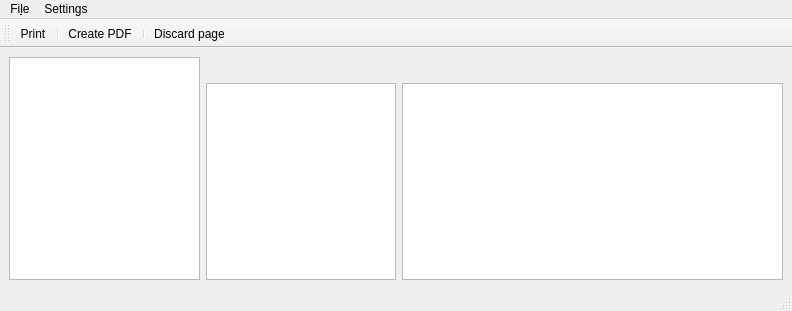
Old version of the form mtg_proxy_printer/resources/ui/main_window.ui in the repository luziferius/MTGProxyPrinter.
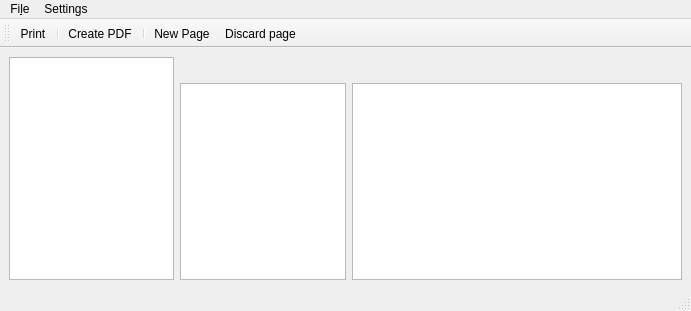
New version of the form. Icons and pictures are not drawn. Custom widgets are drawn as their Qt base class.

Commit message:
Main window: Added new action "add page" that creates a new document page.
FossilOrigin-Name: ab824d543c4a7b4ec2f774090d90e208019eadeb707838f6eb8d53b38728cbbb

Patch:
```diff
--- a/mtg_proxy_printer/resources/ui/main_window.ui
+++ b/mtg_proxy_printer/resources/ui/main_window.ui
@@ -6,7 +6,7 @@
    <rect>
     <x>0</x>
     <y>0</y>
-    <width>792</width>
+    <width>691</width>
     <height>311</height>
    </rect>
   </property>
@@ -74,7 +74,7 @@
     <rect>
      <x>0</x>
      <y>0</y>
-     <width>792</width>
+     <width>691</width>
      <height>30</height>
     </rect>
    </property>
@@ -112,6 +112,7 @@
    <addaction name="separator"/>
    <addaction name="action_print_pdf"/>
    <addaction name="separator"/>
+   <addaction name="action_new_page"/>
    <addaction name="action_discard_page"/>
   </widget>
   <action name="action_quit">
@@ -188,6 +189,17 @@
     <string>Download card data</string>
    </property>
   </action>
+  <action name="action_new_page">
+   <property name="icon">
+    <iconset theme="document-new"/>
+   </property>
+   <property name="text">
+    <string>New Page</string>
+   </property>
+   <property name="toolTip">
+    <string>Add a new, empty page.</string>
+   </property>
+  </action>
  </widget>
  <customwidgets>
   <customwidget>
```
Left out of the diff: 7 changed lines with no effect on the pictures.
